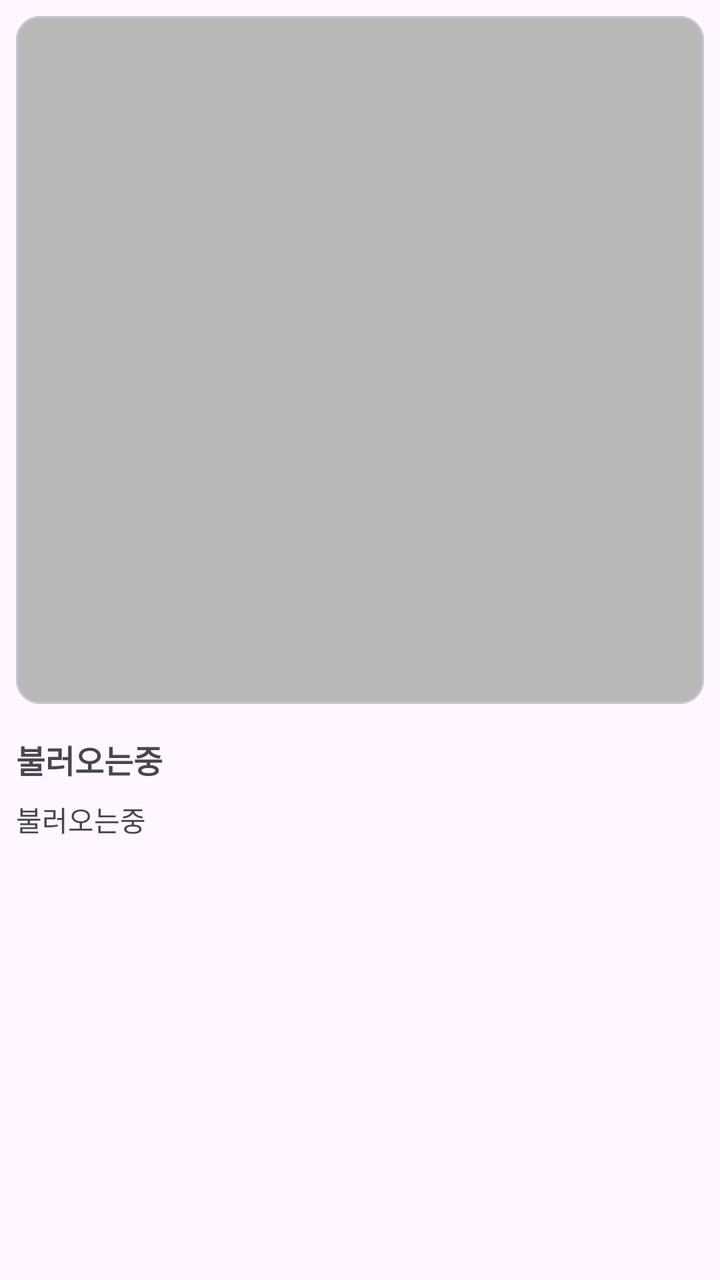
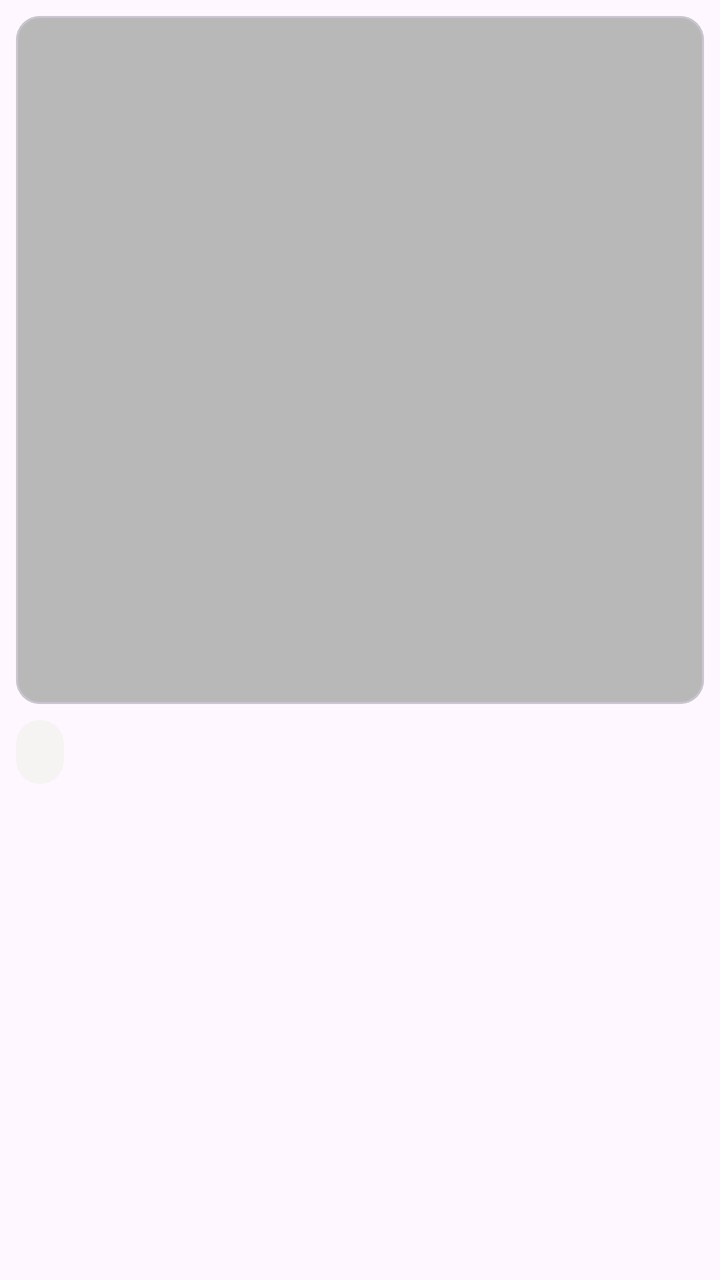

Screens rendered from an Android XML layout before and after an edit, with the pre-edit source and the edit as a unified diff.
<!-- AndroidManifest.xml: application theme Theme.Bonda -->
<!-- res/layout/view_book_vertical.xml -->
<?xml version="1.0" encoding="utf-8"?>
<androidx.constraintlayout.widget.ConstraintLayout
    xmlns:android="http://schemas.android.com/apk/res/android"
    xmlns:app="http://schemas.android.com/apk/res-auto"
    android:layout_width="match_parent"
    android:layout_height="wrap_content"
    android:padding="8dp">

    <com.google.android.material.card.MaterialCardView
        android:id="@+id/image_holder"
        android:layout_width="0dp"
        android:layout_height="0dp"
        app:layout_constraintStart_toStartOf="parent"
        app:layout_constraintEnd_toEndOf="parent"
        app:layout_constraintTop_toTopOf="parent"
        app:layout_constraintDimensionRatio="1:1">

        <ImageView
            android:id="@+id/cover_image"
            android:layout_width="match_parent"
            android:layout_height="match_parent"
            android:contentDescription="@string/book_image_description"
            android:src="@drawable/default_image" />
    </com.google.android.material.card.MaterialCardView>

    <com.google.android.material.chip.ChipGroup
        android:id="@+id/book_category_chip_group"
        android:layout_width="0dp"
        android:layout_height="wrap_content"
        android:layout_marginTop="8dp"
        app:layout_constraintStart_toStartOf="parent"
        app:layout_constraintEnd_toEndOf="parent"
        app:layout_constraintTop_toBottomOf="@id/image_holder" />

    <TextView
        android:id="@+id/title"
        android:layout_width="0dp"
        android:layout_height="wrap_content"
        android:layout_marginTop="8dp"
        android:text="@string/status_loading"
        android:textSize="16sp"
        android:textStyle="bold"
        app:layout_constraintStart_toStartOf="parent"
        app:layout_constraintEnd_toEndOf="parent"
        app:layout_constraintTop_toBottomOf="@id/book_category_chip_group" />

    <TextView
        android:id="@+id/author"
        android:layout_width="0dp"
        android:layout_height="wrap_content"
        android:layout_marginTop="8dp"
        android:text="@string/status_loading"
        android:textSize="14sp"
        app:layout_constraintStart_toStartOf="parent"
        app:layout_constraintEnd_toEndOf="parent"
        app:layout_constraintTop_toBottomOf="@id/title" />

</androidx.constraintlayout.widget.ConstraintLayout>
<!-- resources referenced by this layout -->
<resources>
  <!-- drawable default_image (drawable) -->
  <vector xmlns:android="http://schemas.android.com/apk/res/android"
      android:width="32dp"
      android:height="32dp"
      android:viewportWidth="32"
      android:viewportHeight="32">
    <path
        android:pathData="M0,0h32v32h-32z"
        android:fillColor="#B8B8B8"/>
  </vector>
  <string name="book_image_description">책 이미지</string>
  <string name="status_loading">불러오는중</string>
  <style name="Theme.Bonda" parent="Base.Theme.Bonda">
          <item name="android:windowSplashScreenBackground">@color/splash_background</item>
          <item name="android:windowSplashScreenAnimatedIcon">@drawable/ic_splash_logo</item>
      </style>
  <style name="Base.Theme.Bonda" parent="Theme.Material3.Light.NoActionBar">
          
      </style>
  <color name="splash_background">#524545</color>
  <!-- drawable ic_splash_logo: vector/xml drawable (drawable, 6541 chars, omitted) -->
</resources>

<!-- the commit's change to res/layout/view_book_vertical.xml (unified diff, before → after) -->
@@ -23,13 +23,13 @@
             android:src="@drawable/default_image" />
     </com.google.android.material.card.MaterialCardView>
 
-    <com.google.android.material.chip.ChipGroup
-        android:id="@+id/book_category_chip_group"
-        android:layout_width="0dp"
+    <include
+        layout="@layout/view_chip_book_category"
+        android:id="@+id/category"
+        android:layout_width="wrap_content"
         android:layout_height="wrap_content"
         android:layout_marginTop="8dp"
         app:layout_constraintStart_toStartOf="parent"
-        app:layout_constraintEnd_toEndOf="parent"
         app:layout_constraintTop_toBottomOf="@id/image_holder" />
 
     <TextView
@@ -37,22 +37,43 @@
         android:layout_width="0dp"
         android:layout_height="wrap_content"
         android:layout_marginTop="8dp"
-        android:text="@string/status_loading"
         android:textSize="16sp"
         android:textStyle="bold"
         app:layout_constraintStart_toStartOf="parent"
         app:layout_constraintEnd_toEndOf="parent"
-        app:layout_constraintTop_toBottomOf="@id/book_category_chip_group" />
+        app:layout_constraintTop_toBottomOf="@id/category" />
 
     <TextView
         android:id="@+id/author"
         android:layout_width="0dp"
         android:layout_height="wrap_content"
         android:layout_marginTop="8dp"
-        android:text="@string/status_loading"
         android:textSize="14sp"
         app:layout_constraintStart_toStartOf="parent"
         app:layout_constraintEnd_toEndOf="parent"
         app:layout_constraintTop_toBottomOf="@id/title" />
 
 </androidx.constraintlayout.widget.ConstraintLayout>
+<!-- res/layout/view_chip_book_category.xml (included above) -->
+<?xml version="1.0" encoding="utf-8"?>
+<com.google.android.material.chip.Chip
+    xmlns:android="http://schemas.android.com/apk/res/android"
+    xmlns:app="http://schemas.android.com/apk/res-auto"
+    android:layout_width="wrap_content"
+    android:layout_height="wrap_content"
+
+    app:chipStartPadding="@dimen/chip_padding_horizontal"
+    app:chipEndPadding="@dimen/chip_padding_horizontal"
+    app:chipMinTouchTargetSize="0dp"
+
+    app:chipStrokeWidth="0dp"
+    app:chipBackgroundColor="@color/chip_background_book_category"
+    app:chipCornerRadius="16dp"
+
+    android:textColor="@color/chip_foreground_book_category"
+    android:textSize="14sp"
+
+    android:clickable="false"
+    android:focusable="false"
+    android:checkable="false"
+    android:enabled="false" />
<!-- resource entries referenced after the edit -->
@@ -1,5 +1,8 @@
 <!-- resources referenced by this layout -->
 <resources>
+  <color name="chip_background_book_category">#F5F4F3</color>
+  <color name="chip_foreground_book_category">#524545</color>
+  <dimen name="chip_padding_horizontal">4dp</dimen>
   <!-- drawable default_image (drawable) -->
   <vector xmlns:android="http://schemas.android.com/apk/res/android"
       android:width="32dp"
@@ -11,7 +14,6 @@
         android:fillColor="#B8B8B8"/>
   </vector>
   <string name="book_image_description">책 이미지</string>
-  <string name="status_loading">불러오는중</string>
   <style name="Theme.Bonda" parent="Base.Theme.Bonda">
           <item name="android:windowSplashScreenBackground">@color/splash_background</item>
           <item name="android:windowSplashScreenAnimatedIcon">@drawable/ic_splash_logo</item>
